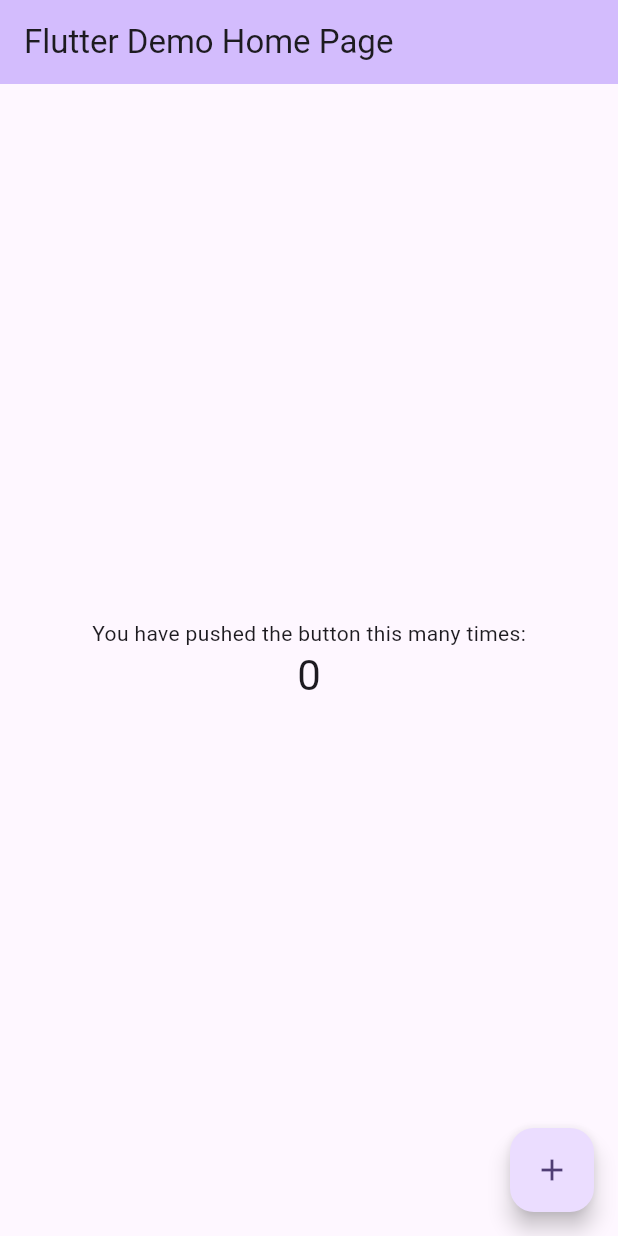
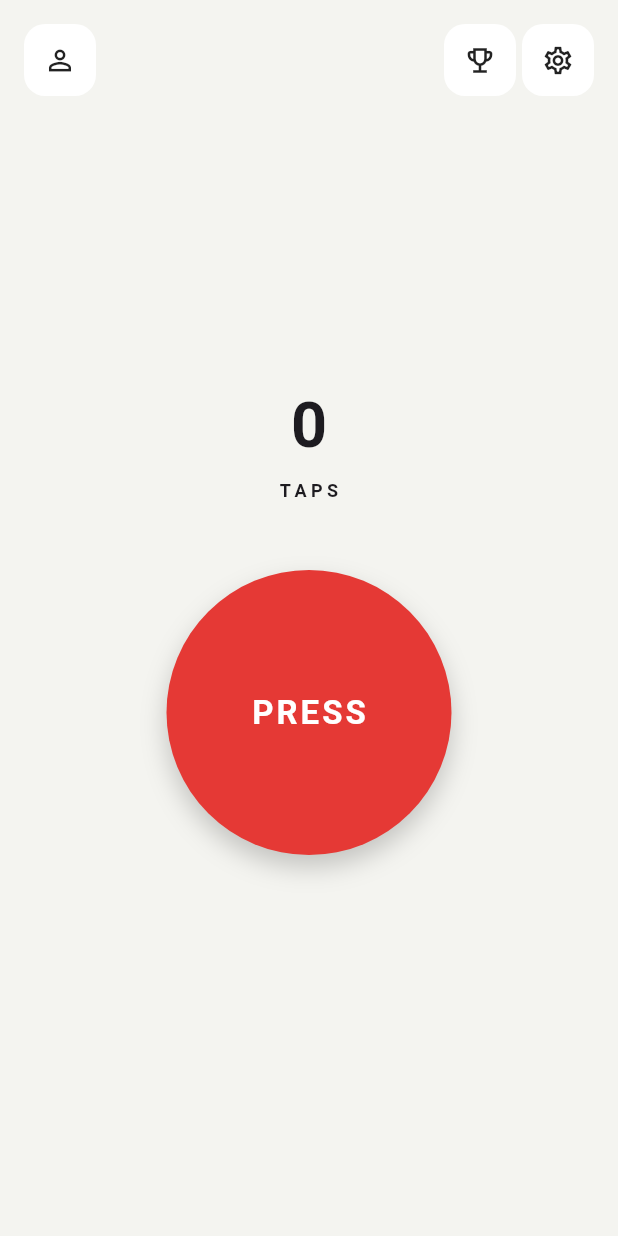
Before and after one commit to CartographeD/ButtonWorld, a Flutter app: the screen it shows after launch, on a phone screen of 412 x 824 dp. Run offline on Flutter 3.47's test engine with Material 3 defaults, Android fonts, the phone set to English and light mode, and no system bars.

Commit message:
Create ButtonWorld home screeen

```diff
--- a/lib/main.dart
+++ b/lib/main.dart
@@ -1,122 +1,24 @@
 import 'package:flutter/material.dart';
 
+import 'screens/home_screen.dart';
+
 void main() {
-  runApp(const MyApp());
+  runApp(const ButtonWorldApp());
 }
 
-class MyApp extends StatelessWidget {
-  const MyApp({super.key});
+class ButtonWorldApp extends StatelessWidget {
+  const ButtonWorldApp({super.key});
 
-  // This widget is the root of your application.
   @override
   Widget build(BuildContext context) {
     return MaterialApp(
-      title: 'Flutter Demo',
+      debugShowCheckedModeBanner: false,
+      title: 'ButtonWorld',
       theme: ThemeData(
-        // This is the theme of your application.
-        //
-        // TRY THIS: Try running your application with "flutter run". You'll see
-        // the application has a purple toolbar. Then, without quitting the app,
-        // try changing the seedColor in the colorScheme below to Colors.green
-        // and then invoke "hot reload" (save your changes or press the "hot
-        // reload" button in a Flutter-supported IDE, or press "r" if you used
-        // the command line to start the app).
-        //
-        // Notice that the counter didn't reset back to zero; the application
-        // state is not lost during the reload. To reset the state, use hot
-        // restart instead.
-        //
-        // This works for code too, not just values: Most code changes can be
-        // tested with just a hot reload.
-        colorScheme: .fromSeed(seedColor: Colors.deepPurple),
+        useMaterial3: true,
+        fontFamily: 'Roboto',
       ),
-      home: const MyHomePage(title: 'Flutter Demo Home Page'),
+      home: const HomeScreen(),
     );
   }
 }
-
-class MyHomePage extends StatefulWidget {
-  const MyHomePage({super.key, required this.title});
-
-  // This widget is the home page of your application. It is stateful, meaning
-  // that it has a State object (defined below) that contains fields that affect
-  // how it looks.
-
-  // This class is the configuration for the state. It holds the values (in this
-  // case the title) provided by the parent (in this case the App widget) and
-  // used by the build method of the State. Fields in a Widget subclass are
-  // always marked "final".
-
-  final String title;
-
-  @override
-  State<MyHomePage> createState() => _MyHomePageState();
-}
-
-class _MyHomePageState extends State<MyHomePage> {
-  int _counter = 0;
-
-  void _incrementCounter() {
-    setState(() {
-      // This call to setState tells the Flutter framework that something has
-      // changed in this State, which causes it to rerun the build method below
-      // so that the display can reflect the updated values. If we changed
-      // _counter without calling setState(), then the build method would not be
-      // called again, and so nothing would appear to happen.
-      _counter++;
-    });
-  }
-
-  @override
-  Widget build(BuildContext context) {
-    // This method is rerun every time setState is called, for instance as done
-    // by the _incrementCounter method above.
-    //
-    // The Flutter framework has been optimized to make rerunning build methods
-    // fast, so that you can just rebuild anything that needs updating rather
-    // than having to individually change instances of widgets.
-    return Scaffold(
-      appBar: AppBar(
-        // TRY THIS: Try changing the color here to a specific color (to
-        // Colors.amber, perhaps?) and trigger a hot reload to see the AppBar
-        // change color while the other colors stay the same.
-        backgroundColor: Theme.of(context).colorScheme.inversePrimary,
-        // Here we take the value from the MyHomePage object that was created by
-        // the App.build method, and use it to set our appbar title.
-        title: Text(widget.title),
-      ),
-      body: Center(
-        // Center is a layout widget. It takes a single child and positions it
-        // in the middle of the parent.
-        child: Column(
-          // Column is also a layout widget. It takes a list of children and
-          // arranges them vertically. By default, it sizes itself to fit its
-          // children horizontally, and tries to be as tall as its parent.
-          //
-          // Column has various properties to control how it sizes itself and
-          // how it positions its children. Here we use mainAxisAlignment to
-          // center the children vertically; the main axis here is the vertical
-          // axis because Columns are vertical (the cross axis would be
-          // horizontal).
-          //
-          // TRY THIS: Invoke "debug painting" (choose the "Toggle Debug Paint"
-          // action in the IDE, or press "p" in the console), to see the
-          // wireframe for each widget.
-          mainAxisAlignment: .center,
-          children: [
-            const Text('You have pushed the button this many times:'),
-            Text(
-              '$_counter',
-              style: Theme.of(context).textTheme.headlineMedium,
-            ),
-          ],
-        ),
-      ),
-      floatingActionButton: FloatingActionButton(
-        onPressed: _incrementCounter,
-        tooltip: 'Increment',
-        child: const Icon(Icons.add),
-      ),
-    );
-  }
-}
--- /dev/null
+++ b/lib/screens/home_screen.dart
@@ -0,0 +1,97 @@
+import 'package:flutter/material.dart';
+
+import '../widgets/menu_button.dart';
+import '../widgets/press_button.dart';
+
+class HomeScreen extends StatefulWidget {
+  const HomeScreen({super.key});
+
+  @override
+  State<HomeScreen> createState() => _HomeScreenState();
+}
+
+class _HomeScreenState extends State<HomeScreen> {
+  int presses = 0;
+
+  void onPress() {
+    setState(() {
+      presses++;
+    });
+  }
+
+  @override
+  Widget build(BuildContext context) {
+    return Scaffold(
+      backgroundColor: const Color(0xFFF4F4F0),
+      body: SafeArea(
+        child: Stack(
+          children: [
+            // Profil
+            Positioned(
+              top: 16,
+              left: 16,
+              child: MenuButton(
+                icon: Icons.person_outline,
+                onTap: () {},
+              ),
+            ),
+
+            // Leaderboard
+            Positioned(
+              top: 16,
+              right: 68,
+              child: MenuButton(
+                icon: Icons.emoji_events_outlined,
+                onTap: () {},
+              ),
+            ),
+
+            // Paramètres
+            Positioned(
+              top: 16,
+              right: 16,
+              child: MenuButton(
+                icon: Icons.settings_outlined,
+                onTap: () {},
+              ),
+            ),
+
+            // Contenu central
+            Center(
+              child: Column(
+                mainAxisSize: MainAxisSize.min,
+                children: [
+                  Text(
+                    '$presses',
+                    style: const TextStyle(
+                      fontSize: 42,
+                      fontWeight: FontWeight.w700,
+                      letterSpacing: -1,
+                    ),
+                  ),
+
+                  const SizedBox(height: 4),
+
+                  const Text(
+                    'TAPS',
+                    style: TextStyle(
+                      fontSize: 12,
+                      fontWeight: FontWeight.w600,
+                      letterSpacing: 3,
+                    ),
+                  ),
+
+                  const SizedBox(height: 45),
+
+                  PressButton(
+                    onPressed: onPress,
+                  ),
+                ],
+              ),
+            ),
+          ],
+        ),
+      ),
+    );
+  }
+}
--- /dev/null
+++ b/lib/widgets/menu_button.dart
@@ -0,0 +1,32 @@
+import 'package:flutter/material.dart';
+
+class MenuButton extends StatelessWidget {
+  final IconData icon;
+  final VoidCallback onTap;
+
+  const MenuButton({
+    super.key,
+    required this.icon,
+    required this.onTap,
+  });
+
+  @override
+  Widget build(BuildContext context) {
+    return Material(
+      color: Colors.white,
+      borderRadius: BorderRadius.circular(14),
+      child: InkWell(
+        onTap: onTap,
+        borderRadius: BorderRadius.circular(14),
+        child: SizedBox(
+          width: 48,
+          height: 48,
+          child: Icon(
+            icon,
+            size: 22,
+          ),
+        ),
+      ),
+    );
+  }
+}
--- /dev/null
+++ b/lib/widgets/press_button.dart
@@ -0,0 +1,75 @@
+import 'package:flutter/material.dart';
+
+class PressButton extends StatefulWidget {
+  final VoidCallback onPressed;
+
+  const PressButton({
+    super.key,
+    required this.onPressed,
+  });
+
+  @override
+  State<PressButton> createState() => _PressButtonState();
+}
+
+class _PressButtonState extends State<PressButton> {
+  bool isPressed = false;
+
+  void pressDown() {
+    setState(() {
+      isPressed = true;
+    });
+  }
+
+  void pressUp() {
+    setState(() {
+      isPressed = false;
+    });
+
+    widget.onPressed();
+  }
+
+  @override
+  Widget build(BuildContext context) {
+    return GestureDetector(
+      onTapDown: (_) => pressDown(),
+      onTapUp: (_) => pressUp(),
+      onTapCancel: () {
+        setState(() {
+          isPressed = false;
+        });
+      },
+      child: AnimatedScale(
+        scale: isPressed ? 0.94 : 1.0,
+        duration: const Duration(milliseconds: 80),
+        curve: Curves.easeOut,
+        child: Container(
+          width: 190,
+          height: 190,
+          decoration: BoxDecoration(
+            shape: BoxShape.circle,
+            color: const Color(0xFFE53935),
+            boxShadow: [
+              BoxShadow(
+                color: Colors.black.withValues(alpha: 0.20),
+                blurRadius: isPressed ? 4 : 14,
+                offset: Offset(0, isPressed ? 2 : 8),
+              ),
+            ],
+          ),
+          child: const Center(
+            child: Text(
+              'PRESS',
+              style: TextStyle(
+                color: Colors.white,
+                fontSize: 22,
+                fontWeight: FontWeight.w700,
+                letterSpacing: 2,
+              ),
+            ),
+          ),
+        ),
+      ),
+    );
+  }
+}
```
